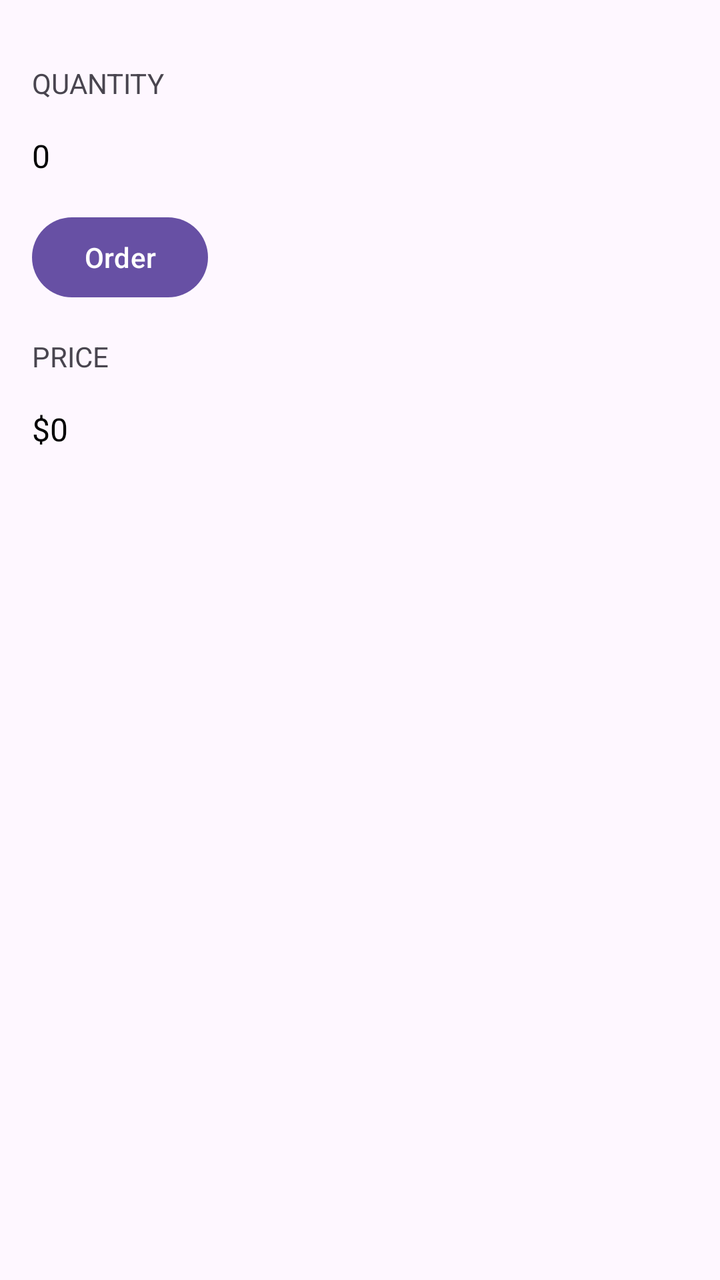
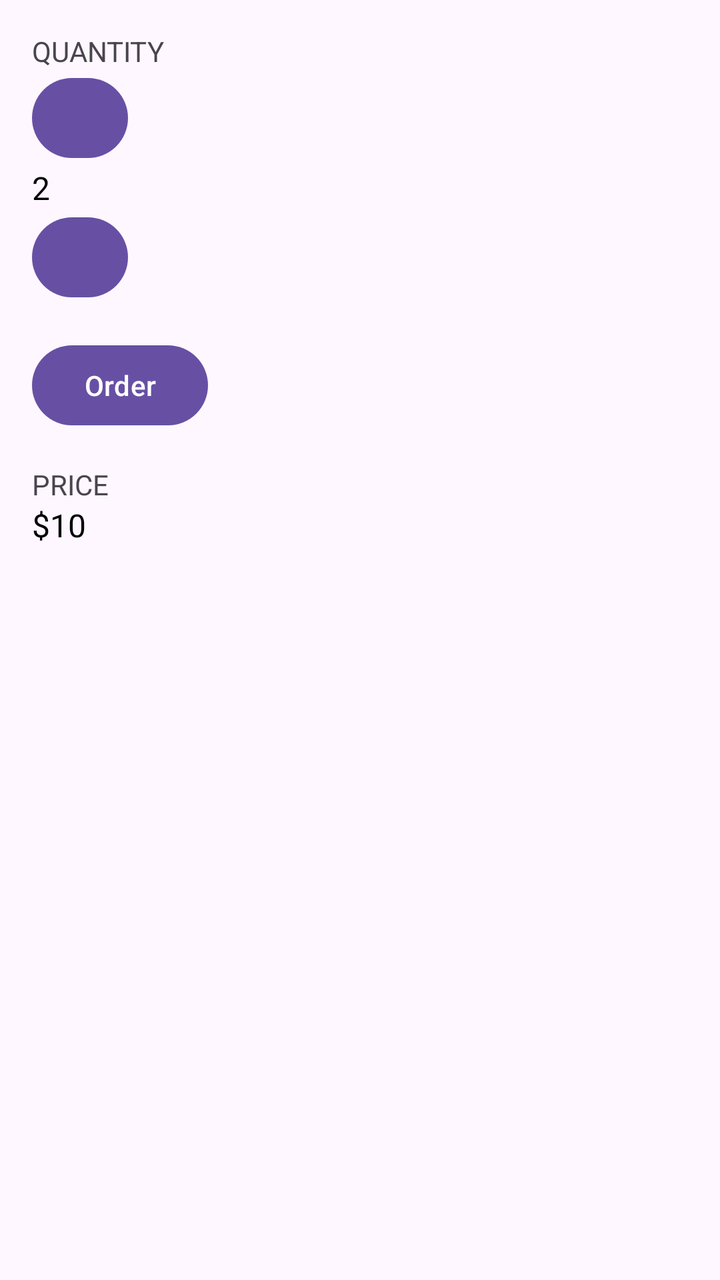

The first picture is an Android layout as it rendered before a commit; the second is the same layout after the commit. The layout source and the unified diff follow.
<!-- AndroidManifest.xml: application theme Theme.JustJava -->
<!-- res/layout/activity_main.xml -->
<?xml version="1.0" encoding="utf-8"?>
<LinearLayout xmlns:android="http://schemas.android.com/apk/res/android"
    android:layout_width="match_parent"
    android:layout_height="match_parent"
    android:orientation="vertical"
    android:padding="16dp">

    <TextView
        android:layout_width="wrap_content"
        android:layout_height="wrap_content"
        android:text="Quantity"
        android:textAllCaps="true"
        android:layout_marginTop="16dp" />

    <TextView
        android:id="@+id/quantity_text_view"
        android:layout_width="wrap_content"
        android:layout_height="wrap_content"
        android:text="0"
        android:textSize="16sp"
        android:textColor="@android:color/black"
        android:layout_marginTop="16dp" />

    <Button
        android:layout_width="wrap_content"
        android:layout_height="wrap_content"
        android:text="Order"
        android:onClick="submitOrder"
        android:layout_marginTop="16dp" />

    
    <TextView
        android:layout_width="wrap_content"
        android:layout_height="wrap_content"
        android:text="Price"
        android:textAllCaps="true"
        android:layout_marginTop="16dp" />

    
    <TextView
        android:id="@+id/price_text_view"
        android:layout_width="wrap_content"
        android:layout_height="wrap_content"
        android:text="$0"
        android:textSize="16sp"
        android:textColor="@android:color/black"
        android:layout_marginTop="16dp" />

</LinearLayout>
<!-- resources referenced by this layout -->
<resources>
  <style name="Theme.JustJava" parent="Base.Theme.JustJava" />
  <style name="Base.Theme.JustJava" parent="Theme.Material3.DayNight.NoActionBar">
          
          
      </style>
</resources>

<!-- the commit's change to res/layout/activity_main.xml (unified diff, before → after) -->
@@ -9,17 +9,29 @@
         android:layout_width="wrap_content"
         android:layout_height="wrap_content"
         android:text="Quantity"
-        android:textAllCaps="true"
-        android:layout_marginTop="16dp" />
+        android:textAllCaps="true" />
+
+    
+    <Button
+        android:layout_width="48dp"
+        android:layout_height="48dp"
+        android:text="+"
+        android:onClick="increment" />
 
     <TextView
         android:id="@+id/quantity_text_view"
         android:layout_width="wrap_content"
         android:layout_height="wrap_content"
-        android:text="0"
+        android:text="2"
         android:textSize="16sp"
-        android:textColor="@android:color/black"
-        android:layout_marginTop="16dp" />
+        android:textColor="@android:color/black" />
+
+    
+    <Button
+        android:layout_width="48dp"
+        android:layout_height="48dp"
+        android:text="-"
+        android:onClick="decrement" />
 
     <Button
         android:layout_width="wrap_content"
@@ -28,7 +40,6 @@
         android:onClick="submitOrder"
         android:layout_marginTop="16dp" />
 
-    
     <TextView
         android:layout_width="wrap_content"
         android:layout_height="wrap_content"
@@ -36,14 +47,12 @@
         android:textAllCaps="true"
         android:layout_marginTop="16dp" />
 
-    
     <TextView
         android:id="@+id/price_text_view"
         android:layout_width="wrap_content"
         android:layout_height="wrap_content"
-        android:text="$0"
+        android:text="$10"
         android:textSize="16sp"
-        android:textColor="@android:color/black"
-        android:layout_marginTop="16dp" />
+        android:textColor="@android:color/black" />
 
 </LinearLayout>
